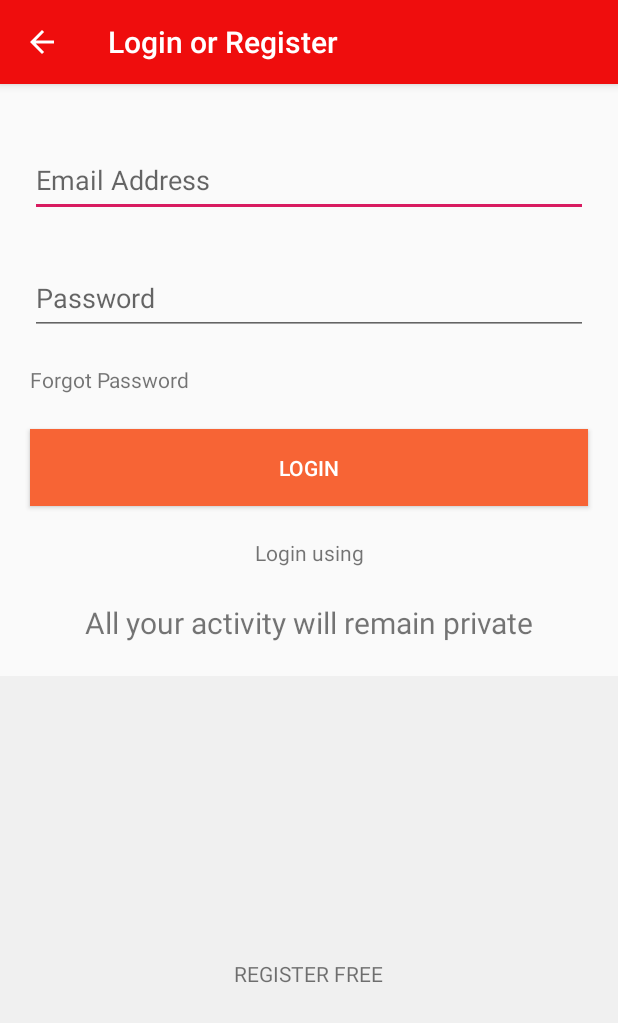
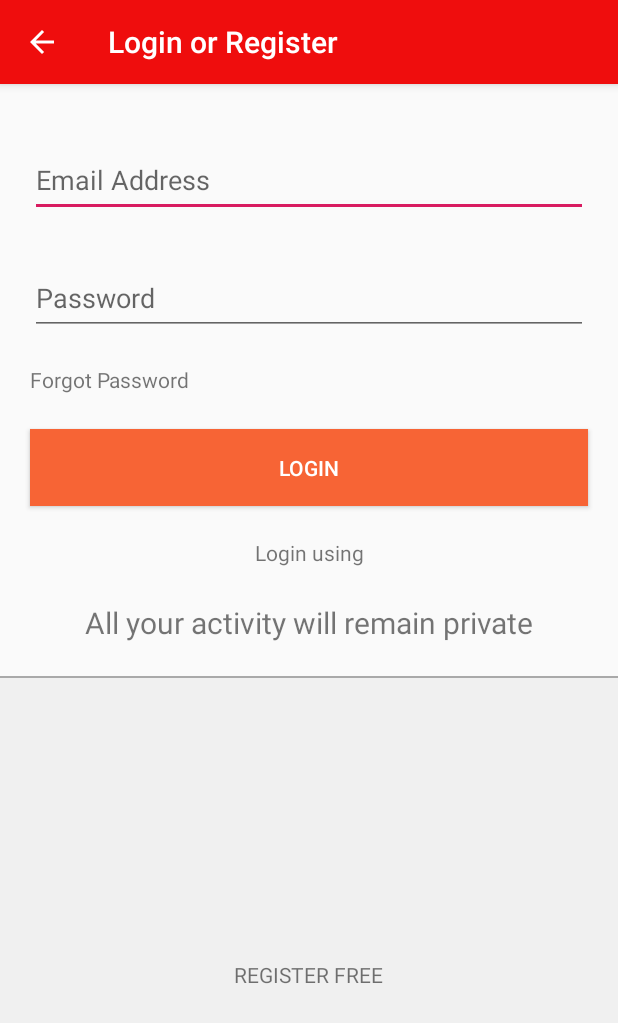
Before and after one commit to lokendra26/Mockup, an Android app: the screen it shows after launch (MainActivity), on a phone screen of 412 x 824 dp. Shown: the top 1023 px of the screen. Run offline under Robolectric (Android 15) with nearby library versions, the phone set to English and light mode, and no system bars.

```diff
--- a/app/src/main/res/layout/activity_main.xml
+++ b/app/src/main/res/layout/activity_main.xml
@@ -80,7 +80,10 @@
         android:text="All your activity will remain private"
         android:textSize="30px" />
 
-
+    <View
+        android:layout_width="match_parent"
+        android:layout_height="1dp"
+        android:background="@color/dividorline"/>
 
     <LinearLayout
         android:layout_width="match_parent"
--- a/app/src/main/res/values/colors.xml
+++ b/app/src/main/res/values/colors.xml
@@ -6,4 +6,5 @@
     <color name="white">#FFFFFF</color>
     <color name="grey">#f0f0f0</color>
     <color name="buttoncolor">#F76435</color>
+    <color name="dividorline">#A9A9A9</color>
 </resources>
```
